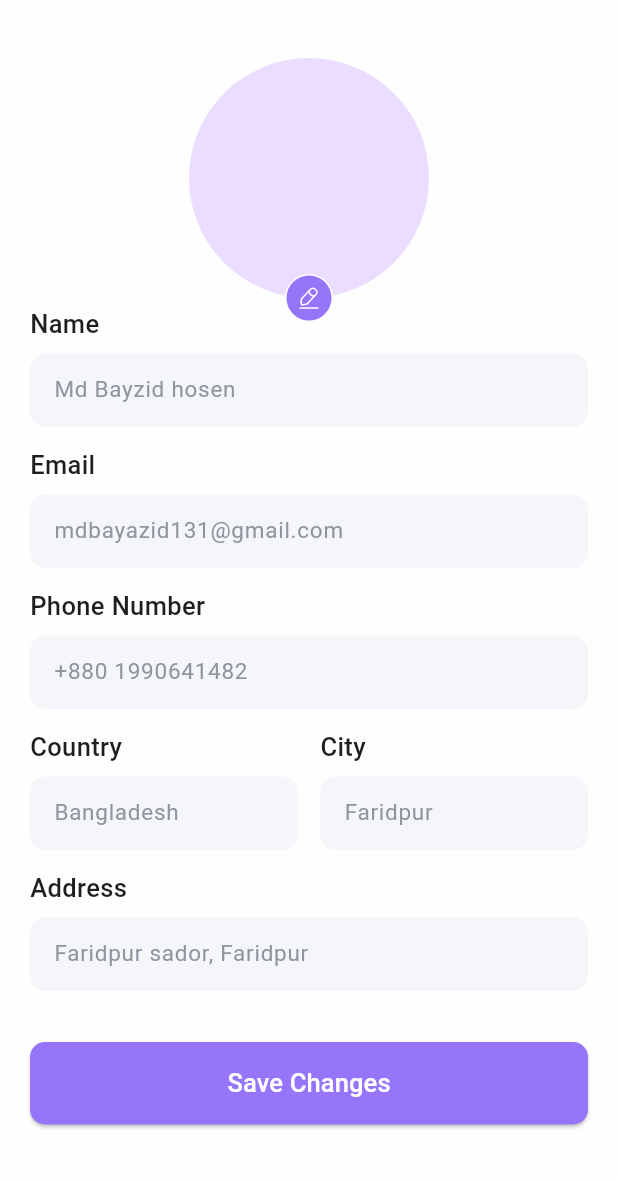
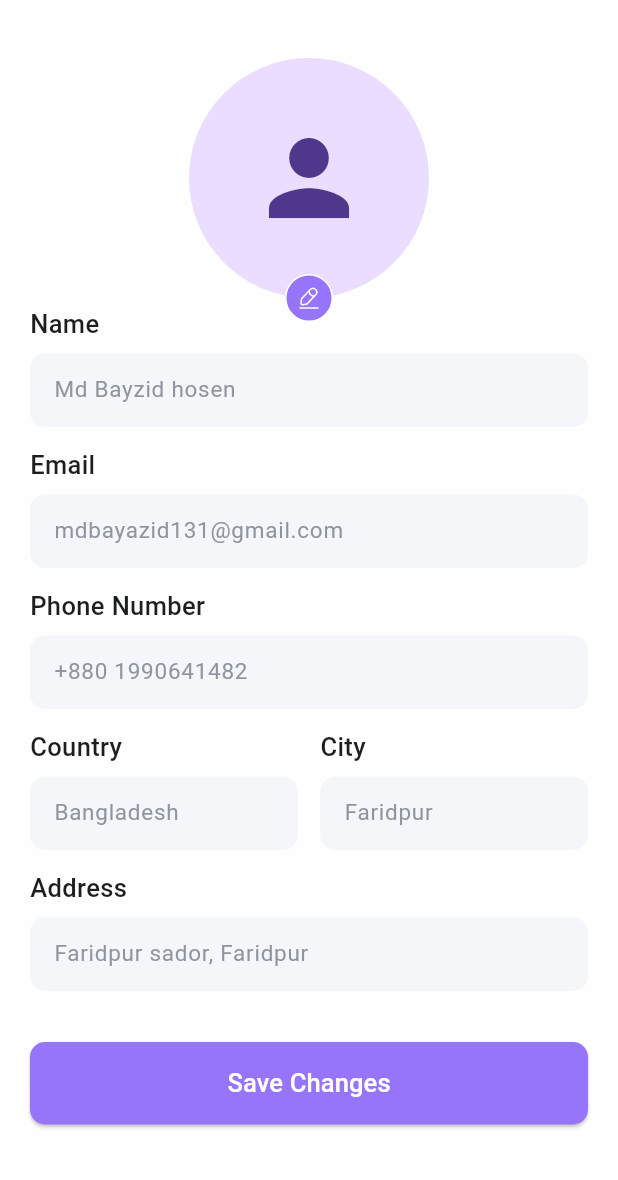
Before and after one commit to tomaaktar131/e_commerce, a Flutter app: the AccountInformation screen opened by its route, after a tap on "Edit", on a phone screen of 412 x 824 dp, the part 56-1236 px from its top. Run offline on Flutter 3.47's test engine with Material 3 defaults, Android fonts, the phone set to English and light mode, and no system bars; our stand-ins replace flutter_svg, get, image_picker, pinput, shared_preferences; accounts and stored records are empty; network calls fail.

Commit message:
USERINFO COMPLETED

```diff
--- a/lib/Data/service/api_clint.dart
+++ b/lib/Data/service/api_clint.dart
@@ -145,7 +145,7 @@ class ApiClient extends GetxService {
       debugPrint('====> API Call: $uri\nHeader: ${headers ?? mainHeaders}');
       debugPrint('====> API Body: $body with ${multipartBody.length} picture');
       var request =
-      http.MultipartRequest('POST', Uri.parse(ApiConstant.baseUrl + uri));
+      http.MultipartRequest('PUT', Uri.parse(ApiConstant.baseUrl + uri));
       request.headers.addAll(headers ?? mainHeaders);
       for (MultipartBody element in multipartBody) {
         for (MultipartBody element in multipartBody) {
--- a/lib/controller/user_info_controller.dart
+++ b/lib/controller/user_info_controller.dart
@@ -8,11 +8,12 @@ import '../Data/model/user_info_model.dart';
 import '../Data/service/api_checker.dart';
 import '../Data/service/api_clint.dart';
 import '../Data/service/api_constant.dart';
+import '../routes/route.dart';
 
 class UserInfoController extends GetxController {
   var isLoading = false.obs;
   /// <================================= User info  ===============================> ///
-  final formKey = GlobalKey<FormState>();
+
   final nameCtrl = TextEditingController(text: 'Md Bayzid hosen');
   final emailCtrl = TextEditingController(text: 'mdbayazid131@gmail.com');
   final phoneCtrl = TextEditingController(text: '+880 1990641482');
@@ -138,7 +139,8 @@ imagePath.value= image.path.toString();
 
       if (response.statusCode == 200) {
         Get.snackbar("Success", "Profile updated successfully!");
-        await fetchUserInfoData(); // Update view data
+        await fetchUserInfoData();
+        Get.toNamed(RoutePages.mainPage);// Update view data
       } else {
         ApiChecker.checkApi(response);
       }
--- a/lib/features/drawer_screen/user_information/account_information.dart
+++ b/lib/features/drawer_screen/user_information/account_information.dart
@@ -20,7 +20,6 @@ class _AccountInformationState extends State<AccountInformation> {
   final _controller = Get.put(UserInfoController());
   @override
   Widget build(BuildContext context) {
-    final userInfo = _controller.userInfo.value;
     return Scaffold(
       appBar: AppBar(
         centerTitle: true,
@@ -40,36 +39,54 @@ class _AccountInformationState extends State<AccountInformation> {
           children: [
             Align(
               alignment: Alignment.center,
-              child: CircleAvatar(
+              child: Obx(() {
+                final userInfo = _controller.userInfo.value;
+                return CircleAvatar(
                   radius: 80,
-                backgroundImage:_controller.imagePath.isNotEmpty
-                    ? FileImage(File(_controller.imagePath.toString()))
-                    : null,
+                  backgroundImage: !_controller.isLoading.value
+                      ? (userInfo?.image != null && userInfo!.image!.isNotEmpty
+                                ? NetworkImage(userInfo.image!)
+                                : null)
+                            as ImageProvider?
+                      : null, // No background image while loading
+                  child:
+                      (_controller.isLoading.value ||
+                          userInfo?.image == null ||
+                          userInfo!.image!.isEmpty)
+                      ? Icon(Icons.person, size: 80, color: AppColor.grayColor)
+                      : null, // No child when image is present
+                );
+              }),
             ),
-            ),
+            SizedBox(height: 20),
+            Obx(() {
+              final userInfo = _controller.userInfo.value;
+              return Column(
+                crossAxisAlignment: CrossAxisAlignment.start,
+                children: [
+                  _infoRow('Name', userInfo?.firstName ?? ''),
+                  SizedBox(height: 10),
+                  _infoRow('Email', userInfo?.email ?? ''),
+                  SizedBox(height: 10),
+                  _infoRow('Phone Number', userInfo?.phone ?? ''),
 
-            _infoRow('Name',userInfo!.firstName),
-            SizedBox(height: 10,),
-            _infoRow('Email',userInfo.email),
-            SizedBox(height: 10,),
-            _infoRow('Phone Number',userInfo.phone ?? ''),
-            SizedBox(height: 10,),
-            _infoRow('Country',userInfo.country ?? ""),
-            SizedBox(height: 10,),
-            _infoRow('City',userInfo.city ?? ""),
-            SizedBox(height: 10,),
-            _infoRow('Address',userInfo.address ?? ""),
-            SizedBox(height: 25,),
-
-
+                  SizedBox(height: 10),
+                  _infoRow('Country', userInfo?.country ?? ""),
+                  SizedBox(height: 10),
+                  _infoRow('City', userInfo?.city ?? ""),
+                  SizedBox(height: 10),
+                  _infoRow('Address', userInfo?.address ?? ""),
+                  SizedBox(height: 25),
+                ],
+              );
+            }),
             ElevatedButton(
-
               onPressed: () {
                 Get.toNamed(RoutePages.editAccountInformation);
               },
 
               style: ElevatedButton.styleFrom(
-                minimumSize: Size(double.infinity,55),
+                minimumSize: Size(double.infinity, 55),
                 backgroundColor: Color(0xffFEFEFE),
                 shape: RoundedRectangleBorder(
                   borderRadius: BorderRadiusGeometry.circular(10),
@@ -79,8 +96,8 @@ class _AccountInformationState extends State<AccountInformation> {
               child: Row(
                 mainAxisAlignment: MainAxisAlignment.center,
                 children: [
-                  SvgPicture.asset('assets/icons/edit_pen_icon.svg',),
-                  Text(' Edit',style: TextStyle(color: AppColor.primaryColor),),
+                  SvgPicture.asset('assets/icons/edit_pen_icon.svg'),
+                  Text(' Edit', style: TextStyle(color: AppColor.primaryColor)),
                 ],
               ),
             ),
@@ -104,7 +121,7 @@ class _AccountInformationState extends State<AccountInformation> {
               height: 1.1,
             ),
           ),
-                SizedBox(height: 8,),
+          SizedBox(height: 8),
           Text(
             value,
             style: TextStyle(
--- a/lib/features/drawer_screen/user_information/edit_account_information.dart
+++ b/lib/features/drawer_screen/user_information/edit_account_information.dart
@@ -17,8 +17,11 @@ class EditAccountInformation extends StatefulWidget {
 
 class _EditAccountInformationState extends State<EditAccountInformation> {
   final _controller = Get.put(UserInfoController());
+  final _formKey = GlobalKey<FormState>();
   @override
   Widget build(BuildContext context) {
+    final userInfo = _controller.userInfo.value;
+
     return Scaffold(
       appBar: AppBar(
         centerTitle: true,
@@ -34,7 +37,7 @@ class _EditAccountInformationState extends State<EditAccountInformation> {
       body: Padding(
         padding: EdgeInsets.all(20),
         child: Form(
-          key: _controller.formKey,
+          key: _formKey,
           child: ListView(
             children: [
               Align(
@@ -42,11 +45,20 @@ class _EditAccountInformationState extends State<EditAccountInformation> {
                 child: Stack(
                   clipBehavior: Clip.none,
                   children: [
-                    CircleAvatar(
-                      radius: 80,
-                      backgroundImage: _controller.imagePath.isNotEmpty
-                          ? FileImage(File(_controller.imagePath.toString()))
-                          : null,
+                    Obx(
+                      () => CircleAvatar(
+                        radius: 80,
+                        backgroundImage: !_controller.isLoading.value
+                            ? (userInfo?.image != null && userInfo!.image!.isNotEmpty
+                            ? NetworkImage(userInfo.image!)
+                            : null)
+                            : null,
+                        child: !_controller.isLoading.value &&
+                            (userInfo?.image != null && userInfo!.image!.isNotEmpty)
+                            ? null
+                            : const Icon(Icons.person, size: 80),
+                      ),
+
                     ),
                     Positioned(
                       bottom: -16,
@@ -88,8 +100,15 @@ class _EditAccountInformationState extends State<EditAccountInformation> {
               CustomElevationButton(
                 label: 'Save Changes',
                 onPress: () {
-                  if (_controller.formKey.currentState!.validate()) {
-                    Get.toNamed(RoutePages.mainPage);
+                  if (_formKey.currentState!.validate()) {
+                    _controller.updateUserInfo(
+                      firstName: _controller.nameCtrl.text,
+                      email: _controller.emailCtrl.text,
+                      phone: _controller.phoneCtrl.text,
+                      country: _controller.countryCtrl.text,
+                      city: _controller.cityCtrl.text,
+                      address: _controller.addressCtrl.text,
+                    );
                   }
                 },
               ),
```
Also changed, not shown: lib/features/main page/main_page.dart (+25 -7 lines), lib/main.dart (+5 -2 lines). Lines whose indentation alone changed are shown as unchanged.
